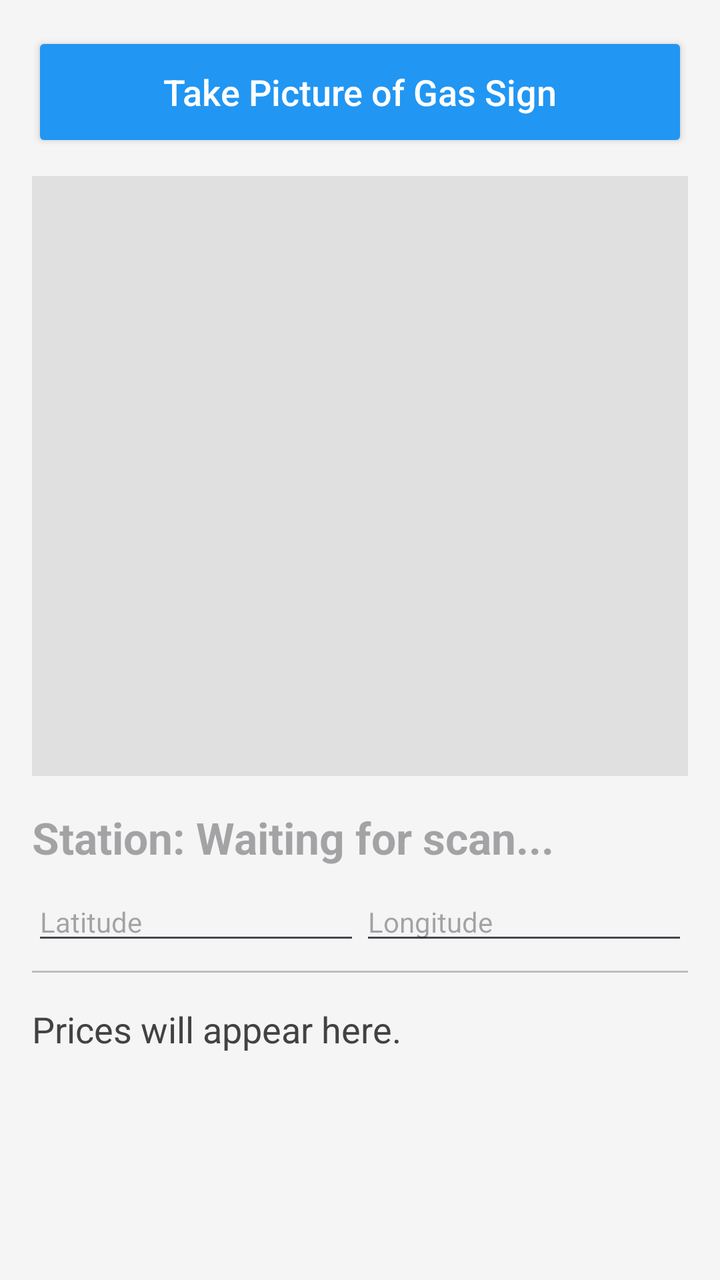
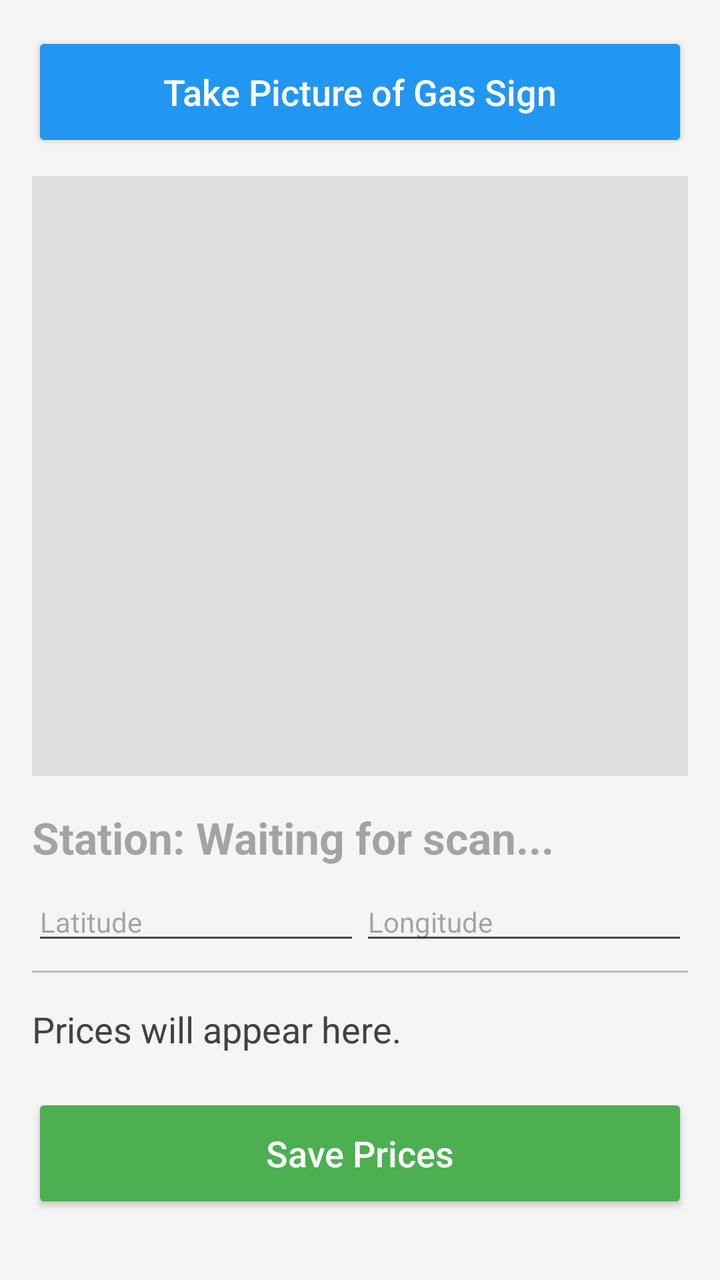

Compare the two renders of this Android layout. The source of the first and the diff that turns it into the second are given below.
<!-- AndroidManifest.xml: application theme Theme.Qgas -->
<!-- res/layout/fragment_gas.xml -->
<?xml version="1.0" encoding="utf-8"?>
<ScrollView xmlns:android="http://schemas.android.com/apk/res/android"
    android:layout_width="match_parent"
    android:layout_height="match_parent"
    android:background="#F5F5F5">

    <LinearLayout
        android:layout_width="match_parent"
        android:layout_height="wrap_content"
        android:orientation="vertical"
        android:padding="16dp">

        <Button
            android:id="@+id/btn_capture"
            android:layout_width="match_parent"
            android:layout_height="60dp"
            android:backgroundTint="#2196F3"
            android:text="Take Picture of Gas Sign"
            android:textColor="#FFFFFF"
            android:textAllCaps="false"
            android:textSize="18sp" />

        <ImageView
            android:id="@+id/iv_preview"
            android:layout_width="match_parent"
            android:layout_height="300dp"
            android:layout_marginTop="12dp"
            android:background="#E0E0E0"
            android:scaleType="centerInside" />

        <EditText
            android:id="@+id/et_station"
            android:layout_width="match_parent"
            android:layout_height="wrap_content"
            android:layout_marginTop="16dp"
            android:hint="Station: Waiting for scan..."
            android:textColor="#212121"
            android:textSize="22sp"
            android:textStyle="bold"
            android:inputType="textCapWords"
            android:background="@android:color/transparent" />

        <LinearLayout
            android:layout_width="match_parent"
            android:layout_height="wrap_content"
            android:orientation="horizontal"
            android:layout_marginTop="8dp">

            <EditText
                android:id="@+id/et_lat"
                android:layout_width="0dp"
                android:layout_height="wrap_content"
                android:layout_weight="1"
                android:hint="Latitude"
                android:focusable="false"
                android:textSize="14sp" />

            <EditText
                android:id="@+id/et_long"
                android:layout_width="0dp"
                android:layout_height="wrap_content"
                android:layout_weight="1"
                android:hint="Longitude"
                android:focusable="false"
                android:textSize="14sp" />
        </LinearLayout>

        <View
            android:layout_width="match_parent"
            android:layout_height="1dp"
            android:layout_marginVertical="8dp"
            android:background="#BDBDBD" />

        <androidx.recyclerview.widget.RecyclerView
            android:id="@+id/rv_gas_list"
            android:layout_width="match_parent"
            android:layout_height="wrap_content"
            android:layout_marginTop="8dp"
            android:nestedScrollingEnabled="false" />

        <TextView
            android:id="@+id/tv_results"
            android:layout_width="match_parent"
            android:layout_height="wrap_content"
            android:lineSpacingExtra="6dp"
            android:text="Prices will appear here."
            android:textColor="#424242"
            android:textSize="18sp" />
    </LinearLayout>
</ScrollView>
<!-- resources referenced by this layout -->
<resources>
  <style name="Theme.Qgas" parent="Base.Theme.Qgas" />
  <style name="Base.Theme.Qgas" parent="Theme.Material3.DayNight.NoActionBar">
          
          
          <item name="android:windowTranslucentStatus">true</item>
          <item name="android:windowTranslucentNavigation">true</item>
      </style>
</resources>

<!-- the commit's change to res/layout/fragment_gas.xml (unified diff, before → after) -->
@@ -86,5 +86,17 @@
             android:text="Prices will appear here."
             android:textColor="#424242"
             android:textSize="18sp" />
+
+        <Button
+            android:id="@+id/btn_save"
+            android:layout_width="match_parent"
+            android:layout_height="60dp"
+            android:layout_marginTop="20dp"
+            android:backgroundTint="#4CAF50"
+            android:text="Save Prices"
+            android:textColor="#FFFFFF"
+            android:textAllCaps="false"
+            android:textSize="18sp" />
+
     </LinearLayout>
 </ScrollView>
